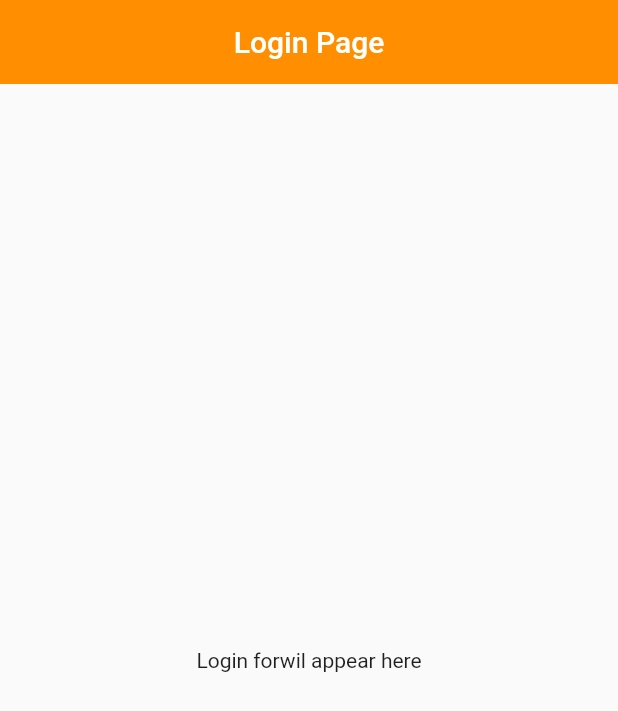
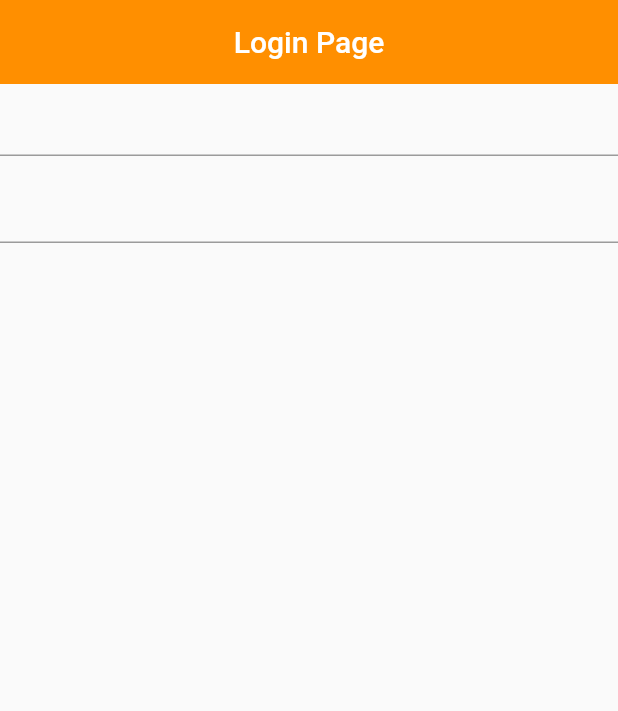
Before and after one commit to edithNakimbugwe/login_exclusives, a Flutter app: the screen it shows after launch, on a phone screen of 412 x 824 dp. Shown: the top 711 px of the screen. Run offline on Flutter 3.47's test engine with Material 2 defaults, Android fonts, the phone set to English and light mode, and no system bars.

Commit message:
added textFieds

```diff
--- a/lib/screens/login_screen.dart
+++ b/lib/screens/login_screen.dart
@@ -11,7 +11,16 @@ class LoginScreen extends StatelessWidget {
         title: const Center(child: Text("Login Page")),
         backgroundColor: Colors.amber[800],
       ),
-      body: const Center(child: Text('Login forwil appear here')),
+      body: Center(
+          child: Column(
+        children: [
+          TextFormField(),
+          const SizedBox(
+            height: 10,
+          ),
+          TextFormField()
+        ],
+      )),
     );
   }
 }
```
